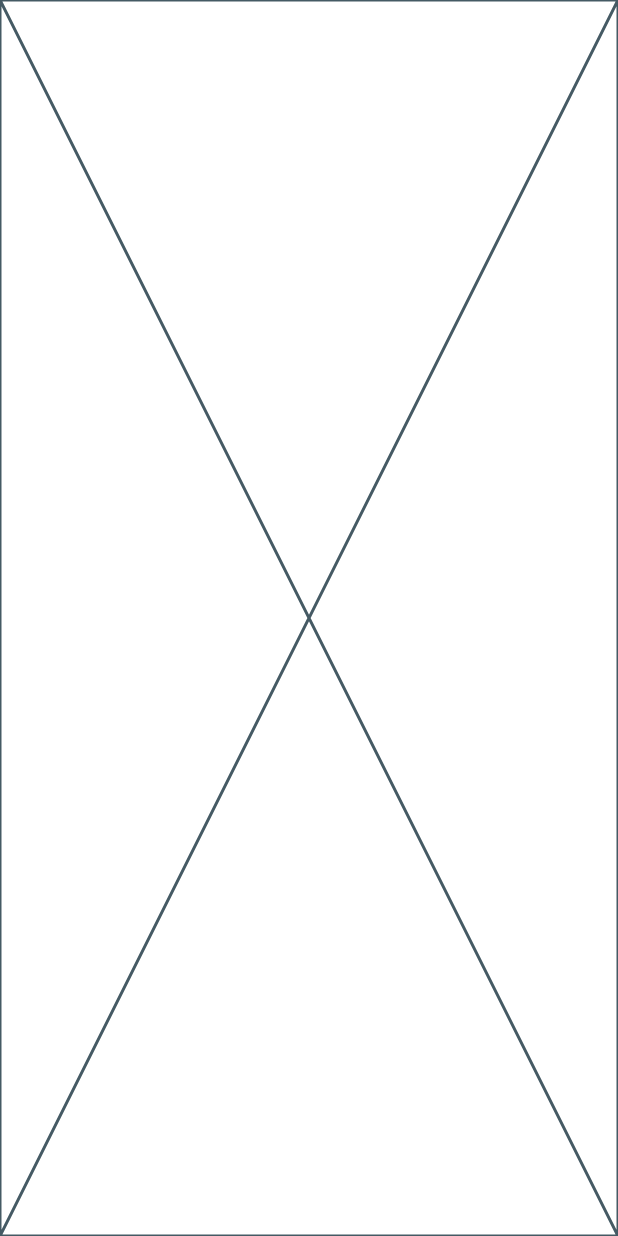
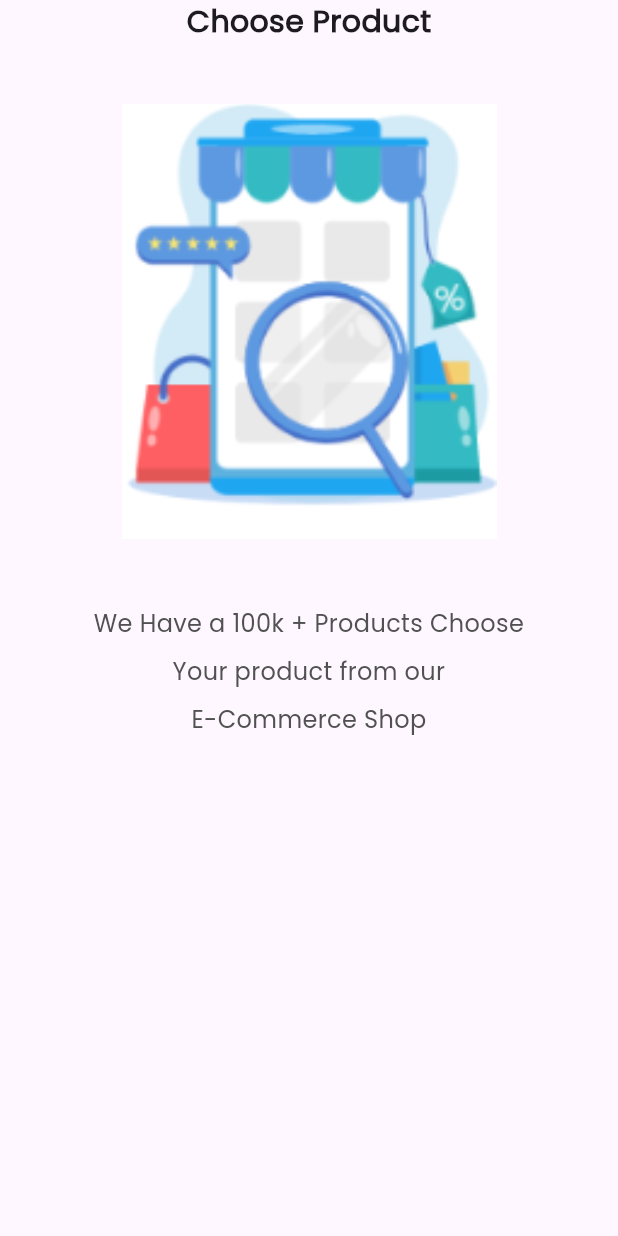
Before and after one commit to abdallahshaba/E-commerce-app14, a Flutter app: the screen it shows after launch, on a phone screen of 412 x 824 dp. Run offline on Flutter 3.47's test engine with Material 3 defaults, Android fonts, the phone set to English and light mode, and no system bars; our stand-ins replace get.

Commit message:
add (color , appImageAsset , Styles) in Constant file .. build the onBodarding_view and add the onBoarding list and in it the data of onBoarding screen

```diff
--- /dev/null
+++ b/lib/core/constant/colors.dart
@@ -0,0 +1,9 @@
+import 'dart:ui';
+
+import 'package:flutter/material.dart';
+
+class AppColor {
+
+
+  static const Color grey = Color(0xff515151);
+}
--- /dev/null
+++ b/lib/core/constant/imageAsset.dart
@@ -0,0 +1,8 @@
+class AppImageAsset {
+  static const String routeImage = 'assets/images';
+
+  static const String onBoardingImageOne   = '$routeImage/onboardingone.PNG';
+  static const String onBoardingImageTow   = '$routeImage/onboardingtwo.PNG';
+  static const String onBoardingImageThree = '$routeImage/onboardingthree.PNG';
+  static const String onBoardingImageFour  = '$routeImage/onboardingfour.PNG';
+}
--- /dev/null
+++ b/lib/core/constant/text_styles.dart
@@ -0,0 +1,54 @@
+
+
+
+import 'package:flutter/material.dart';
+
+class Styles {
+
+
+  static const TextStyle boldtextStyle20 = TextStyle(
+    fontSize: 20 , fontFamily: 'Poppins' , fontWeight: FontWeight.bold
+  );
+
+  static const TextStyle boldtextStyle22 = TextStyle(
+    fontSize: 22 , fontFamily: 'Poppins' , fontWeight: FontWeight.bold
+  );
+
+  static const TextStyle boldtextStyle24 = TextStyle(
+    fontSize: 24 , fontFamily: 'Poppins' , fontWeight: FontWeight.bold
+  );
+
+  static const TextStyle boldtextStyle26 = TextStyle(
+    fontSize: 24 , fontFamily: 'Poppins' , fontWeight: FontWeight.bold
+  );
+
+  static const TextStyle boldtextStyle28 = TextStyle(
+    fontSize: 24 , fontFamily: 'Poppins' , fontWeight: FontWeight.bold
+  );
+
+  // regular text
+
+   static const TextStyle regulartextStyle18 = TextStyle(
+    fontSize: 18 , fontFamily: 'Cairo' , fontWeight: FontWeight.normal
+  );
+
+   static const TextStyle regulartextStyle16 = TextStyle(
+    fontSize: 16 , fontFamily: 'Poppins' , fontWeight: FontWeight.w500
+  );
+
+   static const TextStyle regulartextStyle20 = TextStyle(
+    fontSize: 20 , fontFamily: 'Cairo' , fontWeight: FontWeight.normal
+  );
+
+  static const TextStyle regulartextStyle22 = TextStyle(
+    fontSize: 22 , fontFamily: 'Cairo' , fontWeight: FontWeight.normal
+  );
+
+  static const TextStyle regulartextStyle24 = TextStyle(
+    fontSize: 24 , fontFamily: 'Cairo' , fontWeight: FontWeight.normal
+  );
+
+  static const TextStyle regulartextStyle26 = TextStyle(
+    fontSize: 26 , fontFamily: 'Cairo' , fontWeight: FontWeight.normal
+  );
+}
--- a/lib/data/dataSource/static/static.dart
+++ b/lib/data/dataSource/static/static.dart
@@ -0,0 +1,28 @@
+import 'package:e_commerce_app14/core/constant/imageAsset.dart';
+import 'package:e_commerce_app14/data/models/onBoarding_model.dart';
+
+List<OnBoardingModel> onBoardingList = [
+  OnBoardingModel(
+    title: 'Choose Product',
+    image: AppImageAsset.onBoardingImageOne,
+    body: 'We Have a 100k + Products Choose \nYour product from our \nE-Commerce Shop',
+  ),
+
+   OnBoardingModel(
+    title: 'Easy And Safe Payment',
+    image: AppImageAsset.onBoardingImageTow,
+    body: 'Easy Checkout & Safe Payment method,\nTrusted by our Customers from \nall over the world',
+  ),
+
+  OnBoardingModel(
+    title: 'Track Your Order',
+    image: AppImageAsset.onBoardingImageThree,
+    body: 'Best Tracker has been Used For Track \nyour order, You will know where your \nproduct is at the method',
+  ),
+
+  OnBoardingModel(
+    title: 'Fast Delivery',
+    image: AppImageAsset.onBoardingImageFour,
+    body: 'We Have a 100k + Products Choose \nYour product from our E-Commerce Shop',
+  ),
+];
--- a/lib/main.dart
+++ b/lib/main.dart
@@ -1,4 +1,4 @@
-import 'package:e_commerce_app14/views/screen/onBoarding.dart';
+import 'package:e_commerce_app14/views/screen/onBoarding_view.dart';
 import 'package:flutter/material.dart';
 import 'package:get/get.dart';
 
--- a/lib/views/screen/onBoarding.dart
+++ /dev/null
@@ -1,10 +0,0 @@
-import 'package:flutter/material.dart';
-
-class OnBoardingView extends StatelessWidget {
-  const OnBoardingView({super.key});
-
-  @override
-  Widget build(BuildContext context) {
-    return const Placeholder();
-  }
-}
--- /dev/null
+++ b/lib/views/screen/onBoarding_view.dart
@@ -0,0 +1,36 @@
+import 'package:e_commerce_app14/core/constant/colors.dart';
+import 'package:e_commerce_app14/core/constant/text_styles.dart';
+import 'package:e_commerce_app14/data/dataSource/static/static.dart';
+import 'package:flutter/material.dart';
+
+class OnBoardingView extends StatelessWidget {
+  const OnBoardingView({super.key});
+
+  @override
+  Widget build(BuildContext context) {
+    return Scaffold(
+      body: SafeArea(
+        child: PageView.builder(
+          itemCount: onBoardingList.length,
+          itemBuilder: (context , index) => Column(
+            children: [
+              Text(onBoardingList[index].title! , style: Styles.boldtextStyle20,),
+             const SizedBox(height: 40,),
+              Container(
+                child: Image.asset(onBoardingList[index].image!, width: 250 , height: 290, fit: BoxFit.fill,)),
+             const SizedBox(height: 40,),
+              Container(
+                width: double.infinity,
+                alignment: Alignment.center,
+                child: Text(
+                  onBoardingList[index].body! ,
+                   style: Styles.regulartextStyle16.copyWith(height: 2 , color: AppColor.grey),
+                    textAlign: TextAlign.center
+                    )),
+            ],
+          )
+          ),
+      )
+    );
+  }
+}
```
Also changed, not shown: pubspec.yaml (+4 -7 lines), assets/fonts/Poppins-Regular.ttf (added).
